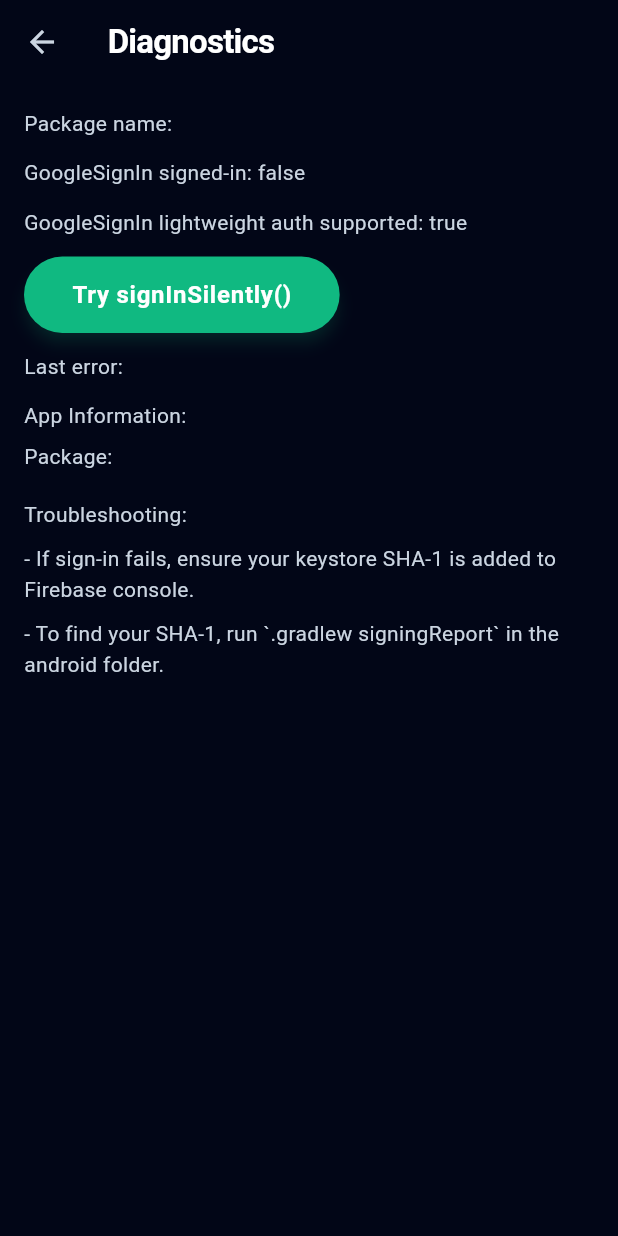
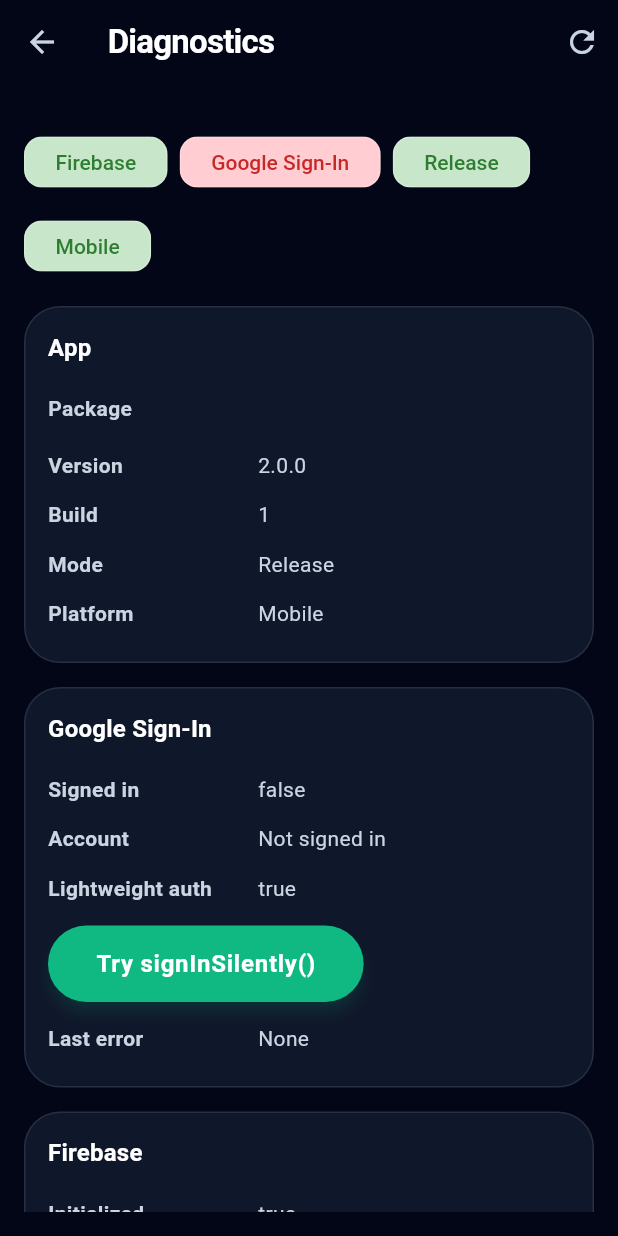
Before and after one commit to anuj1000-design/SmartCart, a Flutter app: the DiagnosticsScreen screen opened directly, after a tap on "Try signInSilently()", on a phone screen of 412 x 824 dp. Run offline on Flutter 3.47's test engine with Material 3 defaults, Android fonts, the phone set to English and light mode, and no system bars; our stand-ins replace cloud_firestore, file_picker, firebase_analytics, firebase_auth, firebase_core, firebase_crashlytics and 13 more; missing offline and left inert: mobile_scanner; accounts and stored records are empty; generated files the repository leaves out were written again.

Commit message:
Bump version to 2.0.0+1; update diagnostics screen to display package info and improve order history handling

```diff
--- a/lib/screens/diagnostics_screen.dart
+++ b/lib/screens/diagnostics_screen.dart
@@ -1,7 +1,10 @@
+import 'package:firebase_core/firebase_core.dart';
 import 'package:flutter/foundation.dart';
 import 'package:flutter/material.dart';
+import 'package:google_sign_in/google_sign_in.dart';
 import 'package:package_info_plus/package_info_plus.dart';
-import 'package:google_sign_in/google_sign_in.dart';
+
+import '../firebase_options.dart';
 
 class DiagnosticsScreen extends StatefulWidget {
   const DiagnosticsScreen({super.key});
@@ -12,9 +15,18 @@
 
 class _DiagnosticsScreenState extends State<DiagnosticsScreen> {
   String _packageName = 'unknown';
+  String _version = '-';
+  String _buildNumber = '-';
   bool _isSignedIn = false;
   bool _supportsAuthenticate = false;
-  String _lastError = '';
+  String _lastError = 'None';
+  String _accountEmail = 'Not signed in';
+  bool _loading = true;
+  bool _firebaseReady = false;
+  String _firebaseProject = 'Not initialized';
+  String _firebaseErrors = 'None';
+  final bool _isRelease = kReleaseMode;
+  final bool _isWeb = kIsWeb;
 
   final GoogleSignIn _googleSignIn = GoogleSignIn(scopes: ['email']);
 
@@ -25,17 +37,47 @@
   }
 
   Future<void> _collectInfo() async {
+    setState(() {
+      _loading = true;
+      _lastError = 'None';
+    });
+
     try {
       final info = await PackageInfo.fromPlatform();
       _packageName = info.packageName;
+      _version = info.version;
+      _buildNumber = info.buildNumber;
     } catch (e) {
       _packageName = 'error: $e';
+      _version = 'error';
+      _buildNumber = 'error';
     }
 
+
+    try {
+      if (Firebase.apps.isEmpty) {
+        await Firebase.initializeApp(
+          options: DefaultFirebaseOptions.currentPlatform,
+        );
+      }
+      final app = Firebase.app();
+      _firebaseReady = true;
+      _firebaseProject = app.options.projectId ?? 'unknown';
+    } catch (e) {
+      _firebaseReady = false;
+      _firebaseErrors = e.toString();
+    }
     try {
       _isSignedIn = await _googleSignIn.isSignedIn();
     } catch (e) {
       _lastError = 'isSignedIn error: $e';
+    }
+
+    try {
+      final account = await _googleSignIn.signInSilently();
+      _accountEmail = account?.email ?? 'Not signed in';
+    } catch (e) {
+      _lastError = 'signInSilently error: $e';
     }
 
     // v5 api may expose supportsAuthenticate via instance
@@ -47,15 +89,20 @@
       _supportsAuthenticate = false;
     }
 
-    if (mounted) setState(() {});
+    if (mounted) {
+      setState(() {
+        _loading = false;
+      });
+    }
   }
 
   Future<void> _trySignInSilently() async {
-    setState(() => _lastError = '');
+    setState(() => _lastError = 'None');
     try {
       final account = await _googleSignIn.signInSilently();
       setState(() {
         _isSignedIn = account != null;
+        _accountEmail = account?.email ?? 'Not signed in';
       });
     } catch (e) {
       setState(() {
@@ -64,44 +111,123 @@
     }
   }
 
-  @override
-  Widget build(BuildContext context) {
-    return Scaffold(
-      appBar: AppBar(title: const Text('Diagnostics')),
-      body: Padding(
+  Widget _statusChip({required String label, required bool ok}) {
+    return Chip(
+      label: Text(label),
+      backgroundColor: ok ? Colors.green.shade100 : Colors.red.shade100,
+      labelStyle: TextStyle(color: ok ? Colors.green.shade800 : Colors.red.shade800),
+    );
+  }
+
+  Widget _infoRow(String label, String value) {
+    return Padding(
+      padding: const EdgeInsets.symmetric(vertical: 6.0),
+      child: Row(
+        crossAxisAlignment: CrossAxisAlignment.start,
+        children: [
+          SizedBox(
+            width: 140,
+            child: Text(label, style: const TextStyle(fontWeight: FontWeight.w600)),
+          ),
+          Expanded(child: SelectableText(value)),
+        ],
+      ),
+    );
+  }
+
+  Widget _card({required String title, required List<Widget> children}) {
+    return Card(
+      margin: const EdgeInsets.only(bottom: 16),
+      child: Padding(
         padding: const EdgeInsets.all(16.0),
         child: Column(
           crossAxisAlignment: CrossAxisAlignment.start,
           children: [
-            SelectableText('Package name: $_packageName'),
+            Text(title, style: Theme.of(context).textTheme.titleMedium),
             const SizedBox(height: 12),
-            Text('GoogleSignIn signed-in: $_isSignedIn'),
+            ...children,
+          ],
+        ),
+      ),
+    );
+  }
+
+  @override
+  Widget build(BuildContext context) {
+    return Scaffold(
+      appBar: AppBar(
+        title: const Text('Diagnostics'),
+        actions: [
+          IconButton(
+            icon: const Icon(Icons.refresh),
+            onPressed: _collectInfo,
+            tooltip: 'Refresh diagnostics',
+          ),
+        ],
+      ),
+      body: SafeArea(
+        child: Padding(
+          padding: const EdgeInsets.all(16.0),
+          child: SingleChildScrollView(
+            child: Column(
+              crossAxisAlignment: CrossAxisAlignment.start,
+              children: [
+                if (_loading) const LinearProgressIndicator(),
                 const SizedBox(height: 12),
-            Text(
-              'GoogleSignIn lightweight auth supported: $_supportsAuthenticate',
+                Wrap(
+                  spacing: 8,
+                  runSpacing: 8,
+                  children: [
+                    _statusChip(label: 'Firebase', ok: _firebaseReady),
+                    _statusChip(label: 'Google Sign-In', ok: _isSignedIn),
+                    _statusChip(label: _isRelease ? 'Release' : 'Debug', ok: !_isRelease || _isRelease),
+                    _statusChip(label: _isWeb ? 'Web' : 'Mobile', ok: true),
+                  ],
                 ),
-            const SizedBox(height: 12),
+                const SizedBox(height: 16),
+                _card(
+                  title: 'App',
+                  children: [
+                    _infoRow('Package', _packageName),
+                    _infoRow('Version', _version),
+                    _infoRow('Build', _buildNumber),
+                    _infoRow('Mode', _isRelease ? 'Release' : 'Debug'),
+                    _infoRow('Platform', _isWeb ? 'Web' : 'Mobile'),
+                  ],
+                ),
+                _card(
+                  title: 'Google Sign-In',
+                  children: [
+                    _infoRow('Signed in', _isSignedIn.toString()),
+                    _infoRow('Account', _accountEmail),
+                    _infoRow('Lightweight auth', _supportsAuthenticate.toString()),
+                    const SizedBox(height: 8),
                     ElevatedButton(
                       onPressed: _trySignInSilently,
                       child: const Text('Try signInSilently()'),
                     ),
-            const SizedBox(height: 12),
-            Text('Last error: $_lastError'),
-            const SizedBox(height: 12),
-            const Text('App Information:'),
-            const SizedBox(height: 6),
-             Text('Package: $_packageName'),
-            const SizedBox(height: 18),
-            const Text('Troubleshooting:'),
                     const SizedBox(height: 8),
-            const Text(
-              '- If sign-in fails, ensure your keystore SHA-1 is added to Firebase console.',
+                    _infoRow('Last error', _lastError),
+                  ],
                 ),
-             const SizedBox(height: 8),
-            const Text(
-              '- To find your SHA-1, run `.gradlew signingReport` in the android folder.',
+                _card(
+                  title: 'Firebase',
+                  children: [
+                    _infoRow('Initialized', _firebaseReady.toString()),
+                    _infoRow('Project ID', _firebaseProject),
+                    _infoRow('Errors', _firebaseErrors),
+                  ],
                 ),
-            const SizedBox(height: 16),
+                _card(
+                  title: 'Troubleshooting',
+                  children: const [
+                    Text('- Ensure your keystore SHA-1/SHA-256 are added in Firebase console (Project settings > Your apps).'),
+                    SizedBox(height: 8),
+                    Text('- Run `./gradlew signingReport` inside android/ to print fingerprints.'),
+                    SizedBox(height: 8),
+                    Text('- Verify the OAuth client ID in google-services.json matches your Firebase project.'),
+                  ],
+                ),
                 if (kDebugMode)
                   const Text(
                     'Note: diagnostics are only shown in debug builds.',
@@ -110,6 +236,8 @@
               ],
             ),
           ),
+        ),
+      ),
     );
   }
 }
--- a/pubspec.yaml
+++ b/pubspec.yaml
@@ -16,7 +16,7 @@
 # https://developer.apple.com/library/archive/documentation/General/Reference/InfoPlistKeyReference/Articles/CoreFoundationKeys.html
 # In Windows, build-name is used as the major, minor, and patch parts
 # of the product and file versions while build-number is used as the build suffix.
-version: 1.0.0+1
+version: 2.0.0+1
 
 environment:
   sdk: ^3.10.7
```
Also changed, not shown: lib/screens/order_history_screen.dart (+41 -33 lines). Lines whose indentation alone changed are shown as unchanged.
